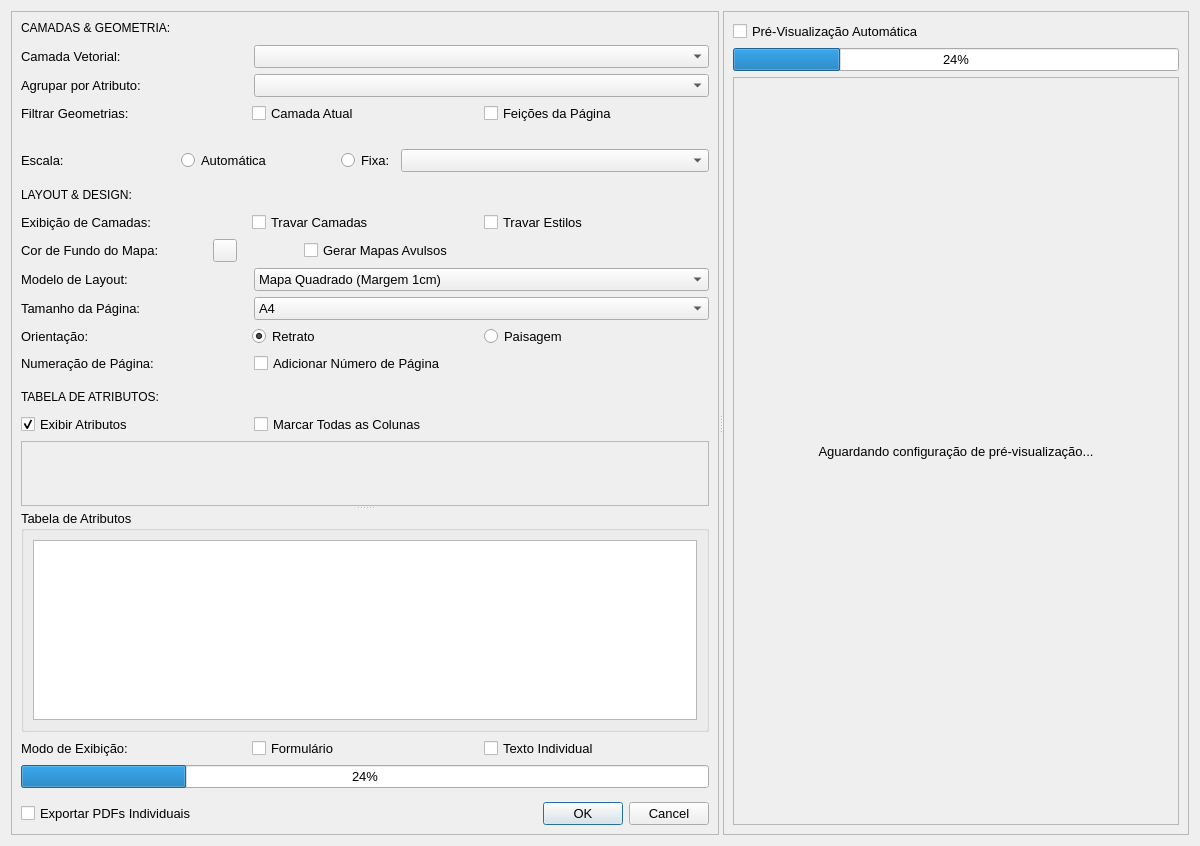
First picture: the form in vector_to_map_dialog_base.ui, repository matheusdurso/VectorToMap, before the edit.
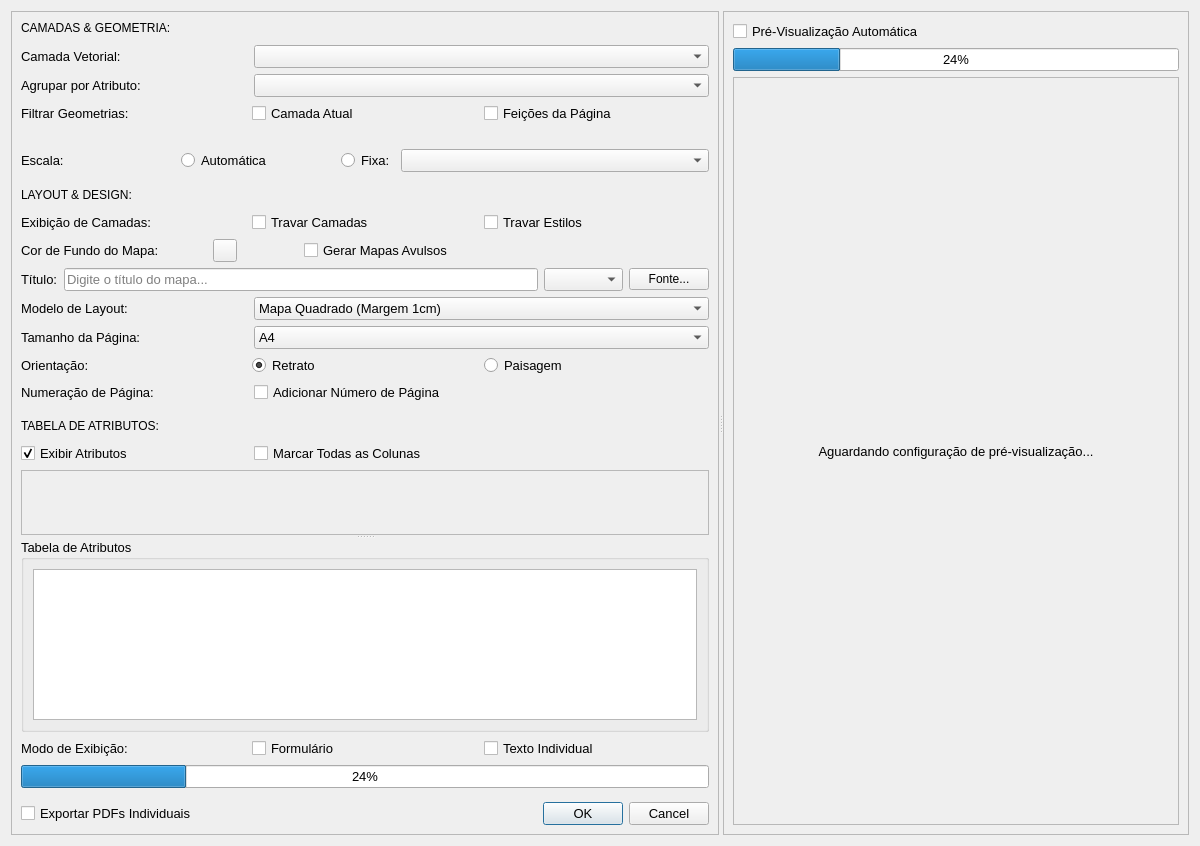
Second picture: the form after the edit. Custom widgets are drawn as their Qt base class.

Commit message: feat: adiciona título configurável (fonte e alinhamento) e ajusta z-index para sobreposição do mapa

What changed in the file:
```diff
--- a/vector_to_map_dialog_base.ui
+++ b/vector_to_map_dialog_base.ui
@@ -50,8 +50,8 @@
         <rect>
          <x>0</x>
          <y>0</y>
-         <width>688</width>
-         <height>856</height>
+         <width>712</width>
+         <height>893</height>
         </rect>
        </property>
        <layout class="QVBoxLayout" name="verticalLayout_4">
@@ -368,6 +368,44 @@
           </item>
          </layout>
         </item>
+        <item>
+         <layout class="QHBoxLayout" name="horizontalLayout_18">
+          <property name="topMargin">
+           <number>0</number>
+          </property>
+          <item>
+           <widget class="QLabel" name="label_15">
+            <property name="text">
+             <string>Título:</string>
+            </property>
+           </widget>
+          </item>
+          <item>
+           <widget class="QLineEdit" name="lineEdit_titulo">
+            <property name="placeholderText">
+             <string>Digite o título do mapa...</string>
+            </property>
+           </widget>
+          </item>
+          <item>
+           <widget class="QComboBox" name="combo_alinhamento_titulo"/>
+          </item>
+          <item>
+           <widget class="QPushButton" name="btn_fonte_titulo">
+            <property name="font">
+             <font>
+              <pointsize>9</pointsize>
+              <weight>50</weight>
+              <bold>false</bold>
+             </font>
+            </property>
+            <property name="text">
+             <string>Fonte...</string>
+            </property>
+           </widget>
+          </item>
+         </layout>
+        </item>
         <item>
          <layout class="QHBoxLayout" name="horizontalLayout_3" stretch="1,2">
           <property name="topMargin">
@@ -658,7 +696,7 @@
              <rect>
               <x>0</x>
               <y>0</y>
-              <width>664</width>
+              <width>688</width>
               <height>63</height>
              </rect>
             </property>
```
Left out of the diff: 2 changed lines with no effect on the pictures. The commit also changes 2 other files.
